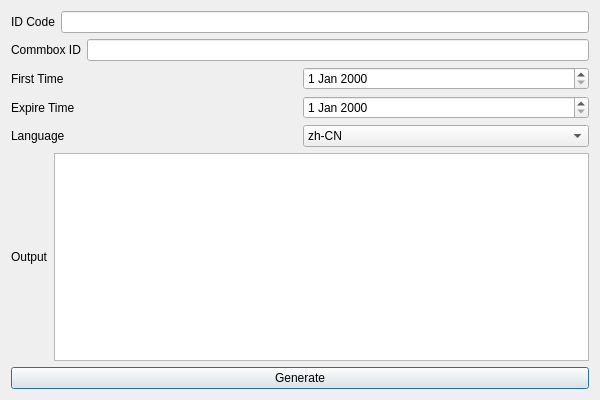
The window that register.ui (Tomic-Tech/Register) describes before a commit, drawn with Qt 5.
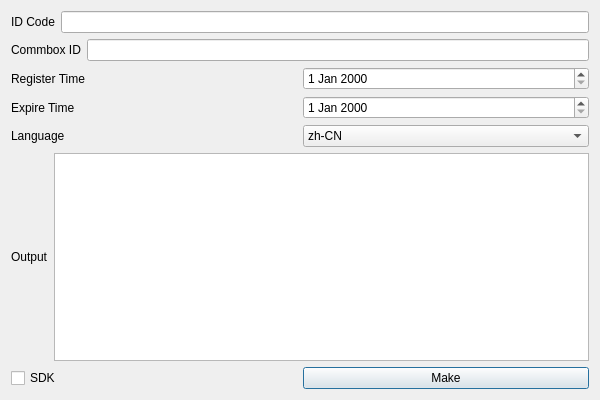
The same window after the commit.

```diff
--- a/register.ui
+++ b/register.ui
@@ -49,11 +49,11 @@
     </layout>
    </item>
    <item>
-    <layout class="QHBoxLayout" name="horizontalLayout_3">
+    <layout class="QHBoxLayout" name="horizontalLayout_7">
      <item>
       <widget class="QLabel" name="label_3">
        <property name="text">
-        <string>First Time</string>
+        <string>Register Time</string>
        </property>
        <property name="buddy">
         <cstring>fist_time</cstring>
@@ -125,11 +125,22 @@
     </layout>
    </item>
    <item>
-    <widget class="QPushButton" name="generate">
+    <layout class="QHBoxLayout" name="horizontalLayout_3">
+     <item>
+      <widget class="QCheckBox" name="sdkCheckBox">
      <property name="text">
-      <string>Generate</string>
-     </property>
-    </widget>
+        <string>SDK</string>
+       </property>
+      </widget>
+     </item>
+     <item>
+      <widget class="QPushButton" name="make">
+       <property name="text">
+        <string>Make</string>
+       </property>
+      </widget>
+     </item>
+    </layout>
    </item>
   </layout>
  </widget>
```
Lines whose indentation alone changed are shown as unchanged.
